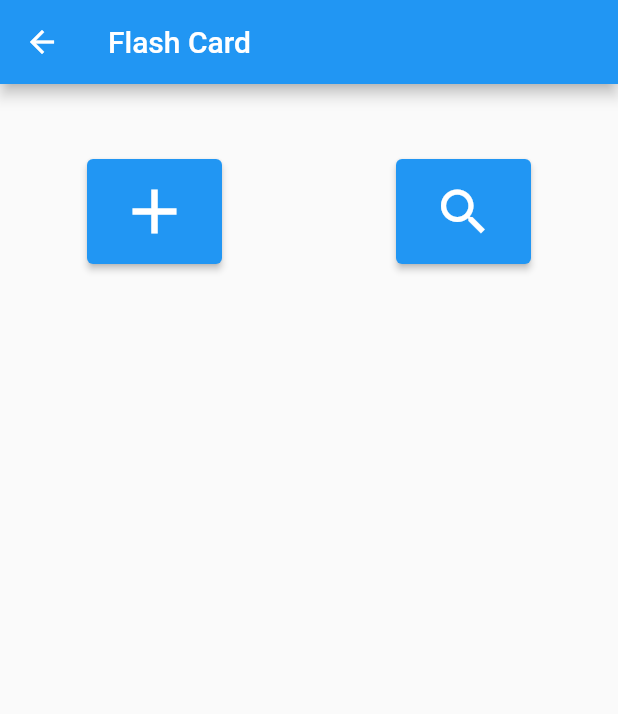
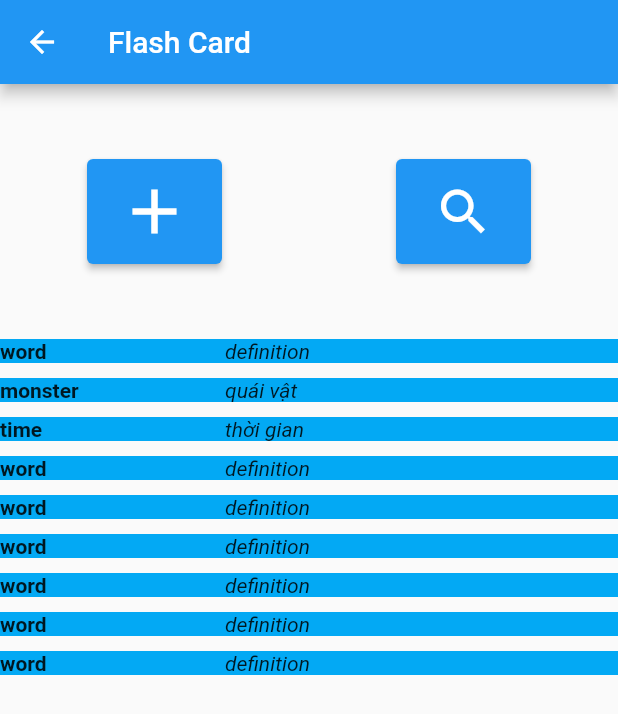
Before and after one commit to anhminh0401/Flash-Card, a Flutter app: the screen it shows after launch, after a tap on "Kho từ vựng", on a phone screen of 412 x 824 dp. Shown: the top 714 px of the screen. Run offline on Flutter 3.47's test engine with Material 2 defaults, Android fonts, the light colour scheme and no system bars.

Commit message:
add list word screen

```diff
--- a/flash_card/lib/main.dart
+++ b/flash_card/lib/main.dart
@@ -14,7 +14,7 @@ class MyApp extends StatelessWidget {
   Widget build(BuildContext context) {
     return const MaterialApp(
       title: "Flash card",
-      home: const Home(),
+      home:  Home(),
     );
   }
 }
--- a/flash_card/lib/word_storage.dart
+++ b/flash_card/lib/word_storage.dart
@@ -12,7 +12,8 @@ class _WordStorageState extends State<WordStorage> {
   Widget build(BuildContext context) {
     return Scaffold(
       appBar: AppBar(title: const Text("Flash Card")),
-      body: Column(children: [
+      body: SingleChildScrollView(
+        child: Column(children: [
           const SizedBox(
             height: 50,
           ),
@@ -23,17 +24,53 @@ class _WordStorageState extends State<WordStorage> {
                   Icons.add,
                   size: 50,
                 ),
-              style: ElevatedButton.styleFrom(minimumSize: const Size(90, 70))),
+                style:
+                    ElevatedButton.styleFrom(minimumSize: const Size(90, 70))),
             ElevatedButton(
                 onPressed: () {},
                 child: const Icon(Icons.search, size: 40),
-              style: ElevatedButton.styleFrom(minimumSize: const Size(90, 70))),
+                style:
+                    ElevatedButton.styleFrom(minimumSize: const Size(90, 70))),
           ]),
-        const SizedBox(
-          height: 50
+          const SizedBox(height: 50),
+          for (Word item in word)
+            Container(
+              color: Colors.lightBlue,
+              margin: const EdgeInsets.only(bottom: 10),
+              child: Row(
+                children: [
+                  SizedBox(
+                      width: 150,
+                      child: Text(
+                        item.word,
+                        style: const TextStyle(fontWeight: FontWeight.bold),
+                      )),
+                  Text(item.definition,
+                      style: const TextStyle(fontStyle: FontStyle.italic)),
+                ],
               ),
-
+            )
         ]),
+      ),
     );
   }
 }
+
+class Word {
+  final String definition;
+  final String word;
+
+  Word({required this.word, required this.definition});
+}
+
+List<Word> word = <Word>[
+  Word(word: "word", definition: "definition"),
+  Word(word: "monster", definition: "quái vật"),
+  Word(word: "time", definition: "thời gian"),
+  Word(word: "word", definition: "definition"),
+  Word(word: "word", definition: "definition"),
+  Word(word: "word", definition: "definition"),
+  Word(word: "word", definition: "definition"),
+  Word(word: "word", definition: "definition"),
+  Word(word: "word", definition: "definition"),
+];
```
Lines whose indentation alone changed are shown as unchanged.
